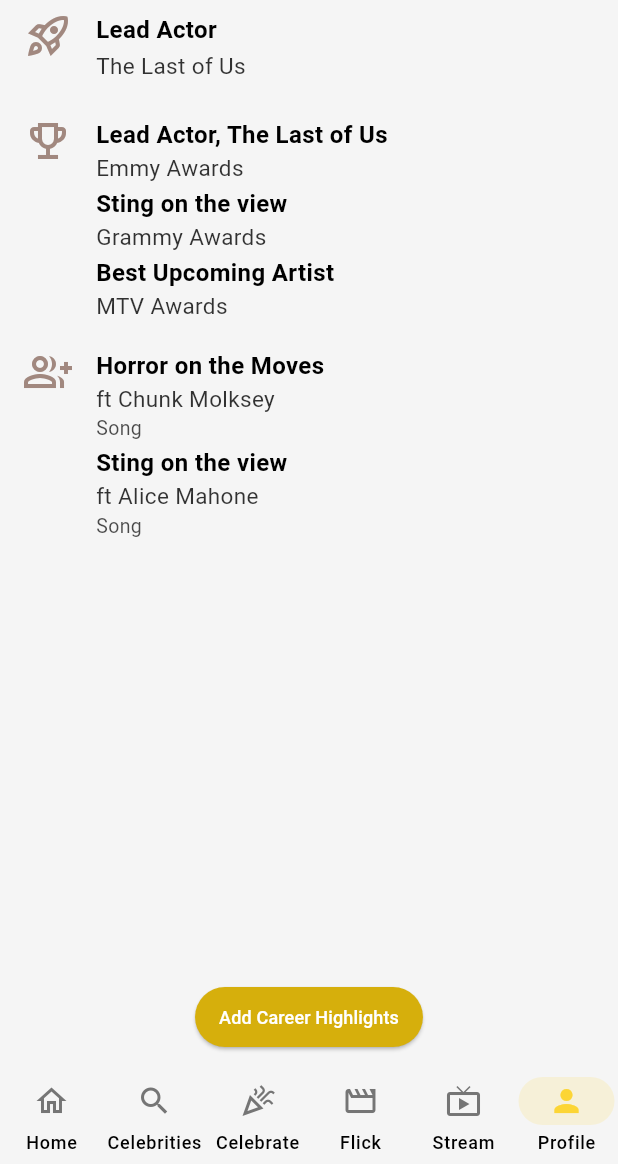
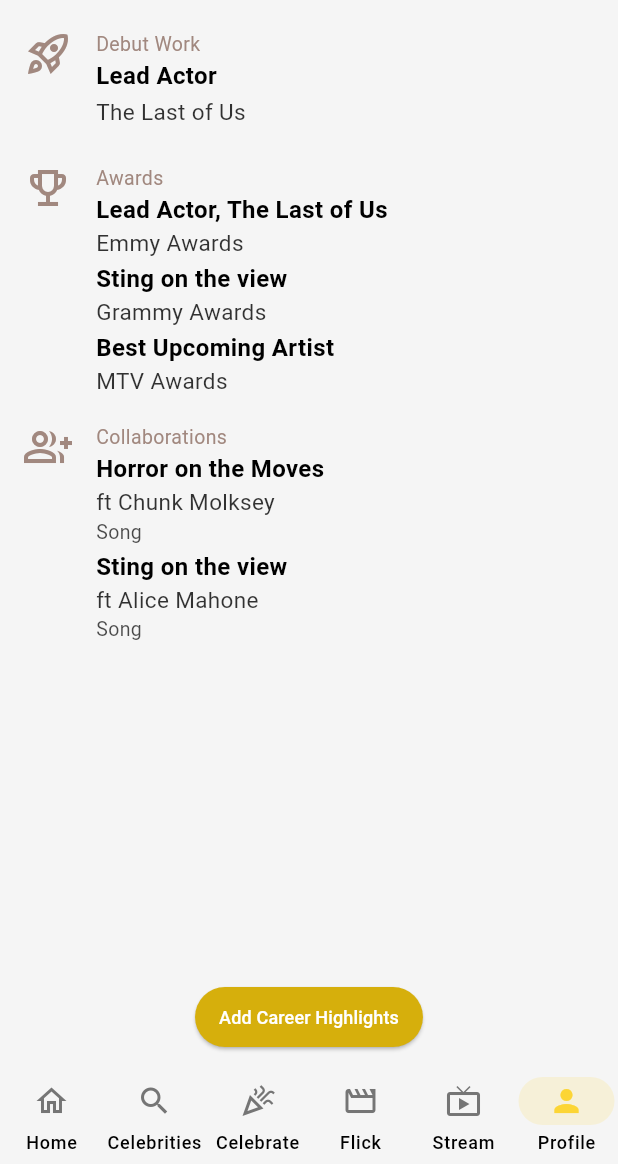
Before and after one commit to Akelo-Shaul/celeb-rating, a Flutter app: the ProfilePage screen opened by its route, tab 4 chosen, scrolled down 450 dp, on a phone screen of 412 x 824 dp, the part 72-1236 px from its top. Run offline on Flutter 3.47's test engine with Material 3 defaults, Android fonts, the phone set to English and light mode, and no system bars; our stand-ins replace camera, flutter_card_swiper, flutter_secure_storage, flutter_svg, go_router, image_picker and 5 more; missing offline and left inert: dart:html, video_thumbnail; accounts and stored records are empty; network calls fail.

```diff
--- a/lib/screens/profile_page.dart
+++ b/lib/screens/profile_page.dart
@@ -606,6 +606,13 @@ class _ProfilePageState extends State<ProfilePage>
                     Expanded(
                       child: Column(
                         crossAxisAlignment: CrossAxisAlignment.start,
+                        children: [
+                          Text(
+                            category, // Use ! as celeb is non-null if isCelebrity is true
+                            style: TextStyle( fontSize: 13,color: isDark ? Colors.orange[300] : Colors.brown[300]),
+                          ),
+                          Column(
+                            crossAxisAlignment: CrossAxisAlignment.start,
                             children: items.map((item) {
                               if (category == 'Awards') {
                                 final title = item['title'];
@@ -706,6 +713,8 @@ class _ProfilePageState extends State<ProfilePage>
                                 );
                               }
                             }).toList(),
+                          ),
+                        ],
                       ),
                     ),
                   ],
@@ -1500,8 +1509,8 @@ class _ProfilePageState extends State<ProfilePage>
               ),
               const SizedBox(height: 10),
               ...celeb.educationEntries.map((entry) {
-                final university = entry['university'] ?? '';
-                final degrees = (entry['degrees'] as List?) ?.cast<Map<String, String>>() ?? [];
+                final institution = entry['institution'] ?? '';
+                final qualifications = (entry['qualifications'] as List?) ?.cast<Map<String, String>>() ?? [];
                 return Padding(
                   padding: const EdgeInsets.only(bottom: 12.0),
                   child: Row(
@@ -1524,14 +1533,14 @@ class _ProfilePageState extends State<ProfilePage>
                           crossAxisAlignment: CrossAxisAlignment.start,
                           children: [
                             Text(
-                              university,
+                              institution,
                               style: TextStyle(
                                 fontSize: 18,
                                 fontWeight: FontWeight.bold,
                                 color: defaultTextColor,
                               ),
                             ),
-                            ...degrees.map<Widget>((deg) {
+                            ...qualifications.map<Widget>((deg) {
                               return Row(
                                 children: [
                                   Padding(
```
Also changed, not shown: lib/screens/view_profile_screen.dart (+87 -100 lines). Lines whose indentation alone changed are shown as unchanged.
